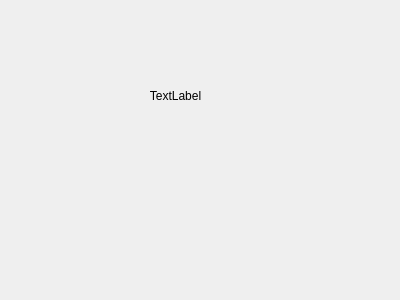
Lifzerr/R2.02---Dev-d-apps-avec-ihm, file tp6/pageConnection/dialog.ui: the form before one commit.
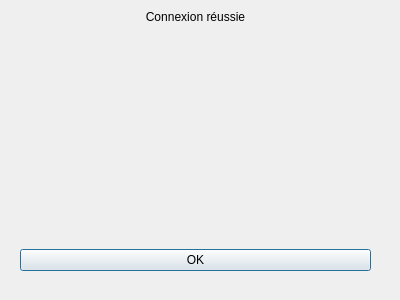
The form after the commit.

Diff of the .ui file:
```diff
--- a/tp6/pageConnection/dialog.ui
+++ b/tp6/pageConnection/dialog.ui
@@ -13,21 +13,47 @@
   <property name="windowTitle">
    <string>Dialog</string>
   </property>
-  <widget class="QLabel" name="label">
+  <widget class="QWidget" name="verticalLayoutWidget">
    <property name="geometry">
     <rect>
-     <x>90</x>
-     <y>60</y>
-     <width>171</width>
-     <height>71</height>
+     <x>20</x>
+     <y>10</y>
+     <width>351</width>
+     <height>261</height>
     </rect>
    </property>
+   <layout class="QVBoxLayout" name="verticalLayout">
+    <item>
+     <widget class="QLabel" name="ResultText">
    <property name="text">
-    <string>TextLabel</string>
+       <string>Connexion réussie</string>
    </property>
    <property name="alignment">
     <set>Qt::AlignCenter</set>
    </property>
+     </widget>
+    </item>
+    <item>
+     <spacer name="verticalSpacer">
+      <property name="orientation">
+       <enum>Qt::Vertical</enum>
+      </property>
+      <property name="sizeHint" stdset="0">
+       <size>
+        <width>20</width>
+        <height>40</height>
+       </size>
+      </property>
+     </spacer>
+    </item>
+    <item>
+     <widget class="QPushButton" name="okBtn">
+      <property name="text">
+       <string>OK</string>
+      </property>
+     </widget>
+    </item>
+   </layout>
   </widget>
  </widget>
  <resources/>
```
Lines whose indentation alone changed are shown as unchanged.
